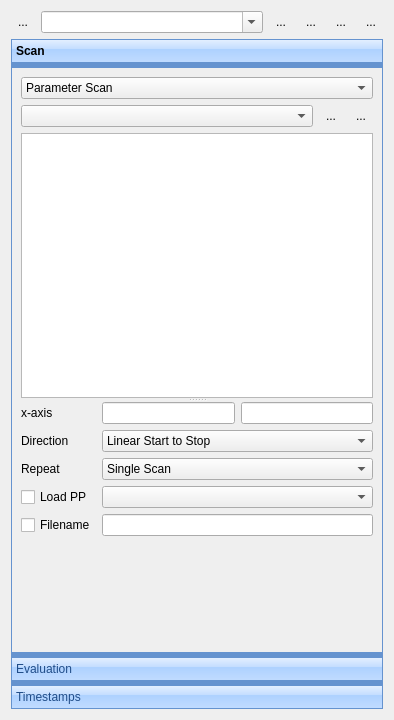
This is ui/ScanControlUi.ui in MonroeQuantumNetworks/IonControl as Qt 5 draws it before an edit. The edited form follows.
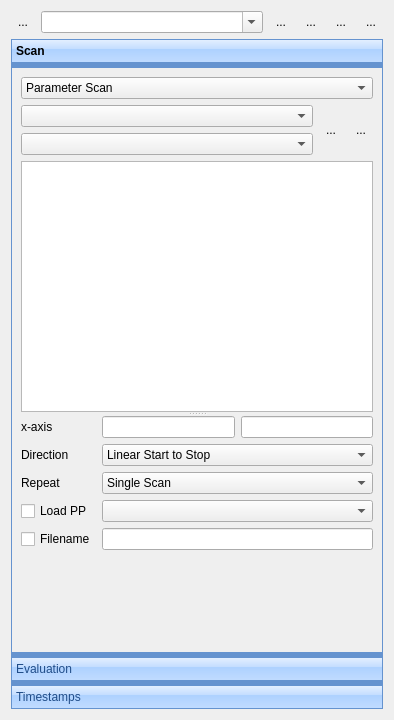
This is the edited form. Icons and pictures are not drawn. Custom widgets are drawn as their Qt base class.

```diff
--- a/ui/ScanControlUi.ui
+++ b/ui/ScanControlUi.ui
@@ -217,6 +217,8 @@
        <item>
         <layout class="QHBoxLayout" name="horizontalLayout_2">
          <item>
+          <layout class="QVBoxLayout" name="verticalLayout_4">
+           <item>
           <widget class="RedBlackComboBox" name="comboBoxParameter">
            <property name="maxVisibleItems">
             <number>100</number>
@@ -224,6 +226,15 @@
           </widget>
          </item>
          <item>
+            <widget class="RedBlackComboBox" name="comboBoxExternalParameter">
+             <property name="maxVisibleItems">
+              <number>100</number>
+             </property>
+            </widget>
+           </item>
+          </layout>
+         </item>
+         <item>
           <widget class="QToolButton" name="addSegmentButton">
            <property name="text">
             <string>...</string>
```
Left out of the diff: 8 changed lines with no effect on the pictures. Lines whose indentation alone changed are shown as unchanged.
